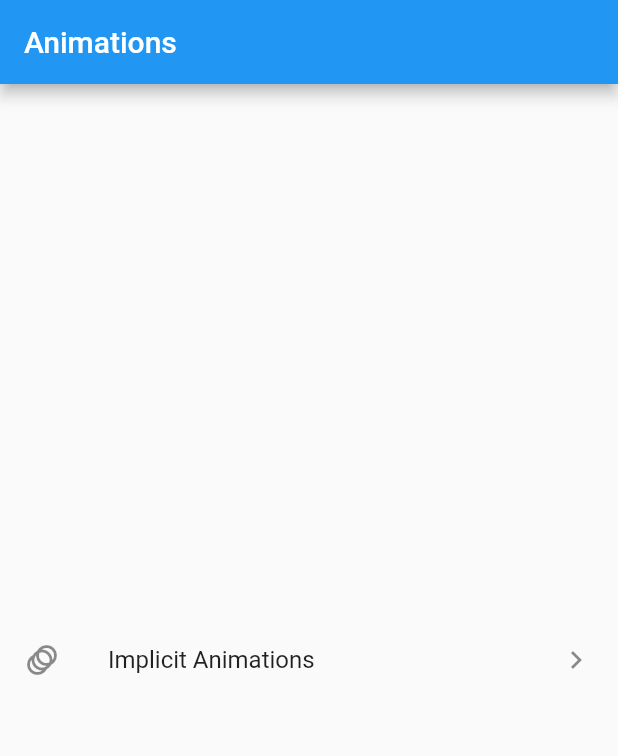
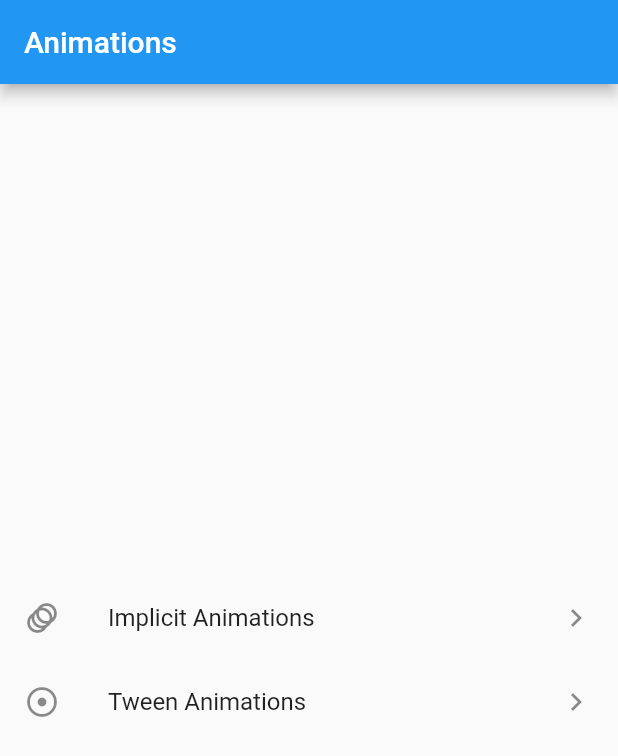
Before and after one commit to nateonguitar/flutter-animations, a Flutter app: the screen it shows after launch, on a phone screen of 412 x 824 dp. Shown: the top 756 px of the screen. Run offline on Flutter 3.47's test engine with Material 2 defaults, Android fonts, the phone set to English and light mode, and no system bars.

Commit message:
Added "Tween" page (stub)

```diff
--- a/lib/main.dart
+++ b/lib/main.dart
@@ -2,6 +2,7 @@ import 'package:flutter/material.dart';
 
 import 'pages/implicit.dart';
 import 'pages/landing.dart';
+import 'pages/tween.dart';
 
 void main() {
   runApp(MyApp());
@@ -19,6 +20,7 @@ class MyApp extends StatelessWidget {
       home: LandingPage(),
       routes: {
         ImplicitPage.route: (context) => ImplicitPage(),
+        TweenPage.route: (context) => TweenPage(),
       }
     );
   }
--- a/lib/pages/landing.dart
+++ b/lib/pages/landing.dart
@@ -1,6 +1,7 @@
 import 'package:flutter/material.dart';
 
 import 'implicit.dart';
+import 'tween.dart';
 
 class LandingPage extends StatefulWidget {
   static String route = 'landing';
@@ -33,7 +34,17 @@ class _LandingPageState extends State<LandingPage> {
               onTap: () {
                 Navigator.pushNamed(context, ImplicitPage.route);
               },
-            )
+            ),
+            GestureDetector(
+              child: ListTile(
+                leading: const Icon(Icons.adjust_outlined),
+                title: const Text('Tween Animations'),
+                trailing: chevron,
+              ),
+              onTap: () {
+                Navigator.pushNamed(context, TweenPage.route);
+              },
+            ),
           ],
         ),
       ),
```
Also changed, not shown: lib/pages/tween.dart (added, +46 -0 lines).
